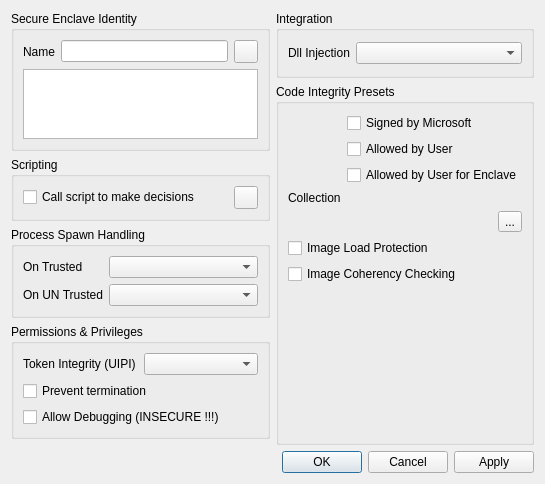
Before: the Qt Designer form MajorPrivacy/Forms/EnclaveWnd.ui in xanasoft/MajorPrivacy, drawn with Qt 5.
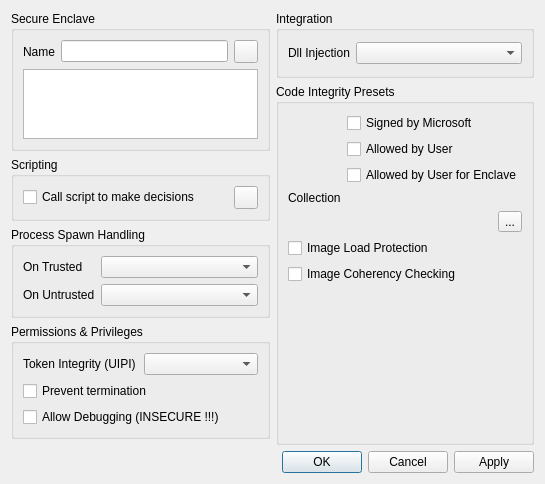
After: the same form once the commit is applied.

```diff
--- a/MajorPrivacy/Forms/EnclaveWnd.ui
+++ b/MajorPrivacy/Forms/EnclaveWnd.ui
@@ -197,7 +197,7 @@
       <item row="1" column="0">
        <widget class="QLabel" name="label_8">
         <property name="text">
-         <string>On UN Trusted</string>
+         <string>On Untrusted</string>
         </property>
        </widget>
       </item>
@@ -251,7 +251,7 @@
       </sizepolicy>
      </property>
      <property name="title">
-      <string>Secure Enclave Identity</string>
+      <string>Secure Enclave</string>
      </property>
      <layout class="QGridLayout" name="gridLayout_2">
       <item row="0" column="1">
```
